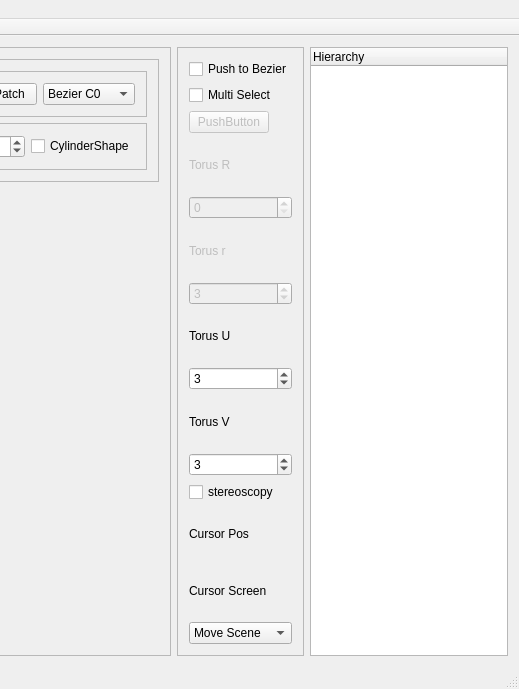
Old version of the form GraphicEngine/mainwindow.ui in the repository awitwicka/3DGraphicEngine; both pictures show x 821 to 1340 and y 0 to 689 of the 1340 by 689 pixel window.
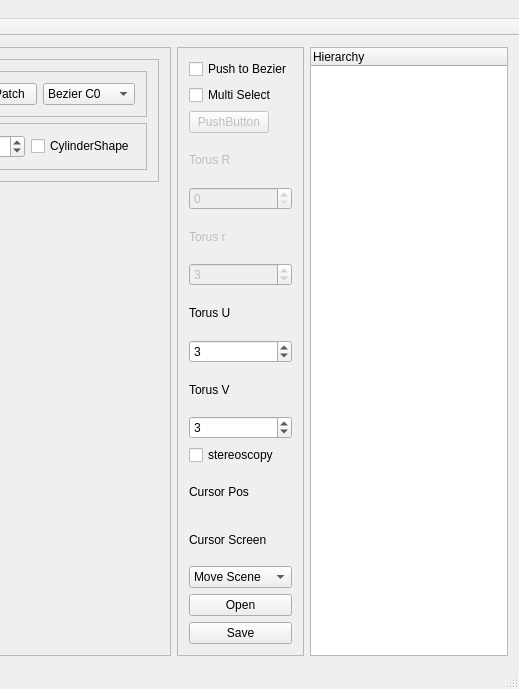
New version of the form. Custom widgets are drawn as their Qt base class.

```diff
--- a/GraphicEngine/mainwindow.ui
+++ b/GraphicEngine/mainwindow.ui
@@ -512,6 +512,20 @@
          </item>
         </widget>
        </item>
+       <item>
+        <widget class="QPushButton" name="pushButton_Open">
+         <property name="text">
+          <string>Open</string>
+         </property>
+        </widget>
+       </item>
+       <item>
+        <widget class="QPushButton" name="pushButton_Save">
+         <property name="text">
+          <string>Save</string>
+         </property>
+        </widget>
+       </item>
       </layout>
      </widget>
     </item>
```
